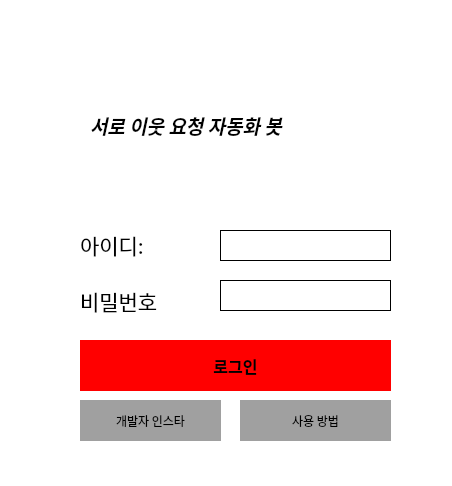
Before: the Qt Designer form LoginUi.ui in officialOTsolution/NaverNeighborBot, drawn with Qt 5.
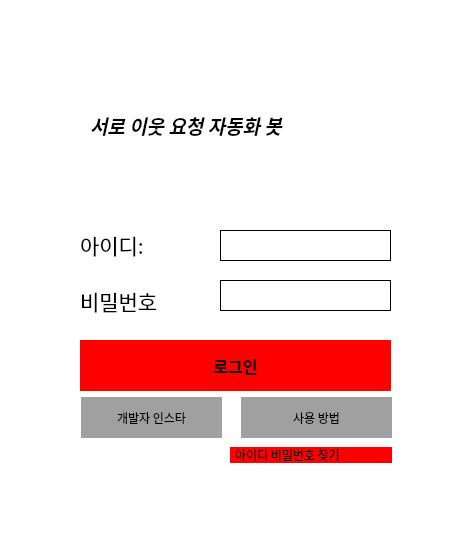
After: the same form once the commit is applied. Icons and pictures are not drawn.

What changed in the file:
```diff
--- a/LoginUi.ui
+++ b/LoginUi.ui
@@ -7,7 +7,7 @@
     <x>0</x>
     <y>0</y>
     <width>452</width>
-    <height>486</height>
+    <height>544</height>
    </rect>
   </property>
   <property name="sizePolicy">
@@ -218,8 +218,8 @@
   <widget class="QPushButton" name="HowToUse">
    <property name="geometry">
     <rect>
-     <x>240</x>
-     <y>400</y>
+     <x>241</x>
+     <y>397</y>
      <width>151</width>
      <height>41</height>
     </rect>
@@ -240,8 +240,8 @@
   <widget class="QPushButton" name="InstaLInk">
    <property name="geometry">
     <rect>
-     <x>80</x>
-     <y>400</y>
+     <x>81</x>
+     <y>397</y>
      <width>141</width>
      <height>41</height>
     </rect>
@@ -259,6 +259,23 @@
     <string>개발자 인스타</string>
    </property>
   </widget>
+  <widget class="QLabel" name="label_3">
+   <property name="geometry">
+    <rect>
+     <x>230</x>
+     <y>447</y>
+     <width>162</width>
+     <height>16</height>
+    </rect>
+   </property>
+   <property name="styleSheet">
+    <string notr="true">background-color: 
+#ff0000;border: 2px solid red;</string>
+   </property>
+   <property name="text">
+    <string>아이디 비밀번호 찾기</string>
+   </property>
+  </widget>
  </widget>
  <resources/>
  <connections/>
```
Left out of the diff: 3 changed lines with no effect on the pictures.
